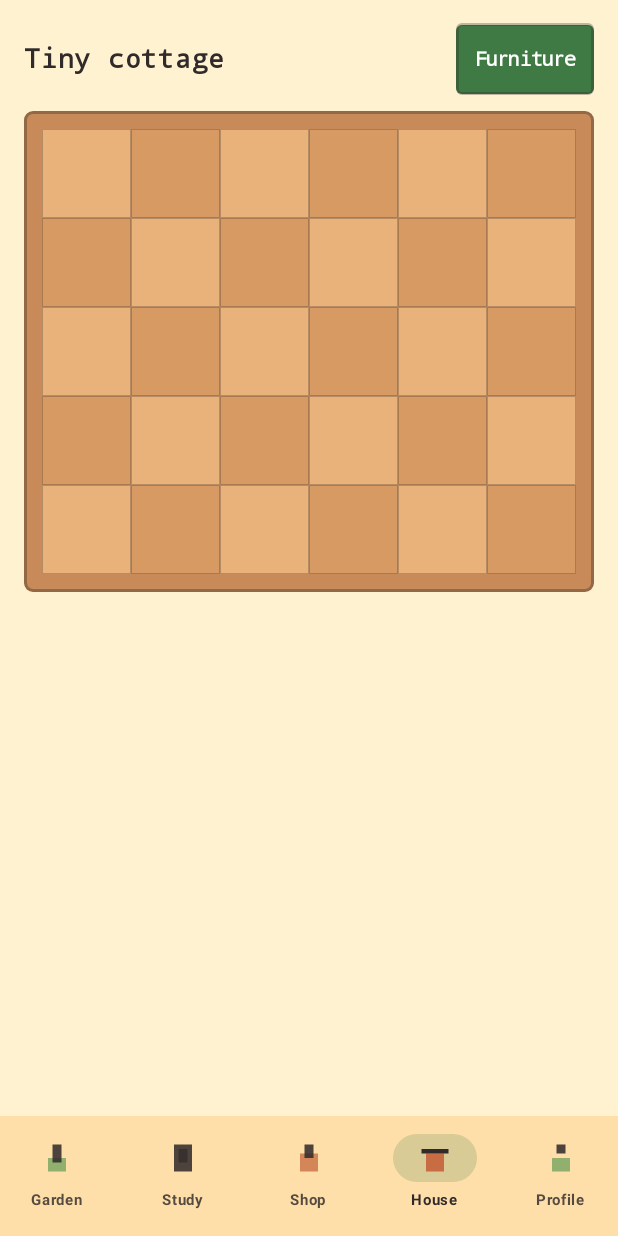
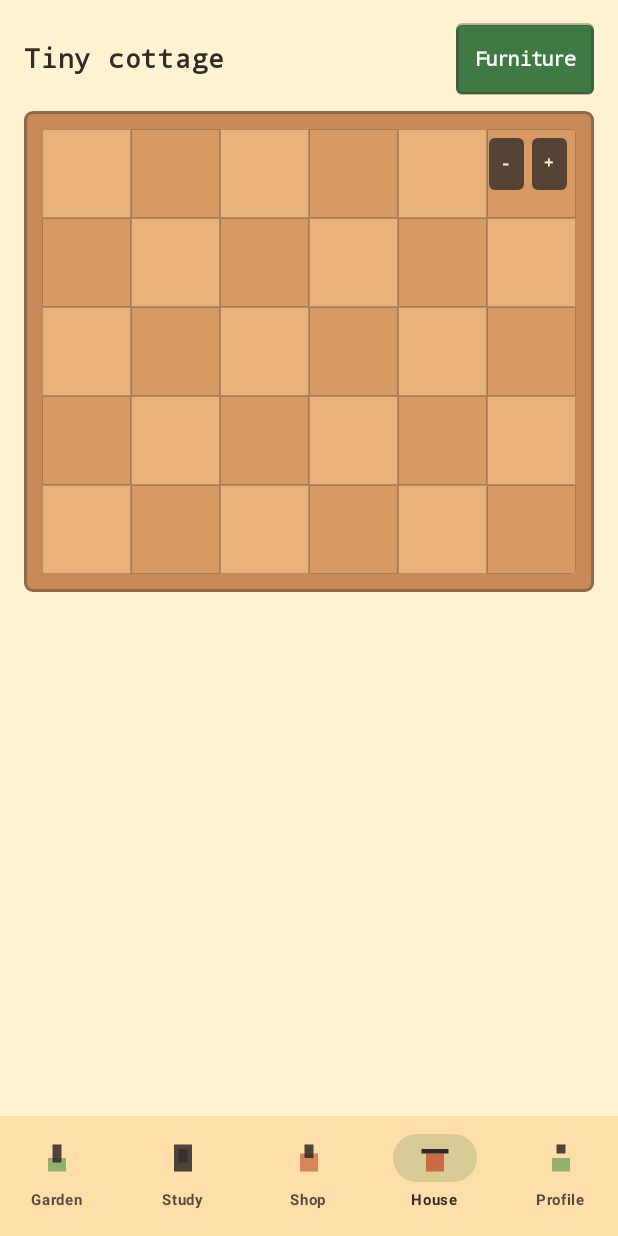
Before and after one commit to emsNikac/Study-Grove, an Android app built with Jetpack Compose: the screen it shows after launch (MainActivity), item 4 of the bottom bar chosen, on a phone screen of 412 x 824 dp. Run offline under Robolectric (Android 15) with nearby library versions, the phone set to English and light mode, and no system bars.

Commit message:
Added zoom effect on the garden and house map;

```diff
--- /dev/null
+++ b/app/src/main/java/com/studygrove/app/ui/components/ZoomableMapViewport.kt
@@ -0,0 +1,182 @@
+package com.studygrove.app.ui.components
+
+import androidx.compose.foundation.background
+import androidx.compose.foundation.clickable
+import androidx.compose.foundation.gestures.awaitEachGesture
+import androidx.compose.foundation.gestures.calculatePan
+import androidx.compose.foundation.gestures.calculateZoom
+import androidx.compose.foundation.layout.Arrangement
+import androidx.compose.foundation.layout.Box
+import androidx.compose.foundation.layout.BoxScope
+import androidx.compose.foundation.layout.BoxWithConstraints
+import androidx.compose.foundation.layout.Row
+import androidx.compose.foundation.layout.aspectRatio
+import androidx.compose.foundation.layout.fillMaxWidth
+import androidx.compose.foundation.layout.padding
+import androidx.compose.foundation.shape.RoundedCornerShape
+import androidx.compose.material3.Text
+import androidx.compose.runtime.Composable
+import androidx.compose.runtime.LaunchedEffect
+import androidx.compose.runtime.getValue
+import androidx.compose.runtime.mutableStateOf
+import androidx.compose.runtime.saveable.rememberSaveable
+import androidx.compose.runtime.setValue
+import androidx.compose.ui.Alignment
+import androidx.compose.ui.Modifier
+import androidx.compose.ui.draw.clip
+import androidx.compose.ui.draw.clipToBounds
+import androidx.compose.ui.geometry.Offset
+import androidx.compose.ui.graphics.Color
+import androidx.compose.ui.graphics.TransformOrigin
+import androidx.compose.ui.graphics.graphicsLayer
+import androidx.compose.ui.input.pointer.PointerEventPass
+import androidx.compose.ui.input.pointer.pointerInput
+import androidx.compose.ui.input.pointer.positionChanged
+import androidx.compose.ui.platform.LocalDensity
+import androidx.compose.ui.text.font.FontFamily
+import androidx.compose.ui.text.font.FontWeight
+import androidx.compose.ui.unit.dp
+import androidx.compose.ui.unit.sp
+import com.studygrove.app.ui.theme.GroveCream
+import com.studygrove.app.ui.theme.GroveInk
+
+@Composable
+fun ZoomableMapViewport(
+    gridWidth: Int,
+    gridHeight: Int,
+    panelColor: Color,
+    modifier: Modifier = Modifier,
+    maxScale: Float = 4f,
+    content: @Composable BoxScope.() -> Unit
+) {
+    var scale by rememberSaveable { mutableStateOf(1f) }
+    var offsetX by rememberSaveable { mutableStateOf(0f) }
+    var offsetY by rememberSaveable { mutableStateOf(0f) }
+    val safeGridWidth = gridWidth.coerceAtLeast(1)
+    val safeGridHeight = gridHeight.coerceAtLeast(1)
+    val viewportAspect = safeGridWidth.toFloat() / safeGridHeight.toFloat()
+
+    LaunchedEffect(safeGridWidth, safeGridHeight) {
+        scale = 1f
+        offsetX = 0f
+        offsetY = 0f
+    }
+
+    PixelPanel(color = panelColor, modifier = modifier) {
+        BoxWithConstraints(Modifier.fillMaxWidth()) {
+            val density = LocalDensity.current
+            val viewportWidthPx = with(density) { maxWidth.toPx() }
+            val viewportHeightPx = viewportWidthPx / viewportAspect
+
+            fun clampOffset(raw: Offset, nextScale: Float): Offset {
+                if (nextScale <= 1.001f) return Offset.Zero
+                val maxX = viewportWidthPx * (nextScale - 1f) / 2f
+                val maxY = viewportHeightPx * (nextScale - 1f) / 2f
+                return Offset(
+                    x = raw.x.coerceIn(-maxX, maxX),
+                    y = raw.y.coerceIn(-maxY, maxY)
+                )
+            }
+
+            fun applyTransform(pan: Offset, zoom: Float) {
+                val oldScale = scale
+                val nextScale = (scale * zoom).coerceIn(1f, maxScale)
+                val scaleDelta = if (oldScale == 0f) 1f else nextScale / oldScale
+                val nextOffset = clampOffset(
+                    raw = Offset(
+                        x = (offsetX + pan.x) * scaleDelta,
+                        y = (offsetY + pan.y) * scaleDelta
+                    ),
+                    nextScale = nextScale
+                )
+                scale = nextScale
+                offsetX = nextOffset.x
+                offsetY = nextOffset.y
+            }
+
+            Box(
+                modifier = Modifier
+                    .fillMaxWidth()
+                    .aspectRatio(viewportAspect)
+                    .clip(RoundedCornerShape(4.dp))
+                    .clipToBounds()
+                    .background(panelColor)
+                    .pointerInput(viewportWidthPx, viewportHeightPx, maxScale) {
+                        awaitEachGesture {
+                            var controllingMap = false
+                            do {
+                                val event = awaitPointerEvent(PointerEventPass.Initial)
+                                val pressedCount = event.changes.count { it.pressed }
+                                val zoom = event.calculateZoom()
+                                val pan = event.calculatePan()
+                                val hasMovement = event.changes.any { it.positionChanged() }
+                                val shouldControlMap = pressedCount > 1 ||
+                                    controllingMap ||
+                                    (scale > 1.01f && pressedCount == 1 && hasMovement)
+
+                                if (shouldControlMap) {
+                                    controllingMap = true
+                                    applyTransform(pan = pan, zoom = zoom)
+                                    event.changes.forEach { change ->
+                                        if (change.pressed) change.consume()
+                                    }
+                                }
+                            } while (event.changes.any { it.pressed })
+                        }
+                    }
+            ) {
+                Box(
+                    modifier = Modifier
+                        .matchParentSize()
+                        .graphicsLayer {
+                            scaleX = scale
+                            scaleY = scale
+                            translationX = offsetX
+                            translationY = offsetY
+                            transformOrigin = TransformOrigin.Center
+                        },
+                    content = content
+                )
+                Row(
+                    modifier = Modifier
+                        .align(Alignment.TopEnd)
+                        .padding(6.dp),
+                    horizontalArrangement = Arrangement.spacedBy(5.dp)
+                ) {
+                    MapZoomButton(text = "-") {
+                        applyTransform(pan = Offset.Zero, zoom = 0.82f)
+                    }
+                    MapZoomButton(text = "+") {
+                        applyTransform(pan = Offset.Zero, zoom = 1.22f)
+                    }
+                    if (scale > 1.01f) {
+                        MapZoomButton(text = "Reset ${"%.1f".format(scale)}x") {
+                            scale = 1f
+                            offsetX = 0f
+                            offsetY = 0f
+                        }
+                    }
+                }
+            }
+        }
+    }
+}
+
+@Composable
+private fun MapZoomButton(text: String, onClick: () -> Unit) {
+    Box(
+        modifier = Modifier
+            .clip(RoundedCornerShape(4.dp))
+            .background(GroveInk.copy(alpha = 0.78f))
+            .clickable(onClick = onClick)
+            .padding(horizontal = 8.dp, vertical = 5.dp)
+    ) {
+        Text(
+            text = text,
+            color = GroveCream,
+            fontSize = 11.sp,
+            fontWeight = FontWeight.Black,
+            fontFamily = FontFamily.Monospace
+        )
+    }
+}
--- a/app/src/main/java/com/studygrove/app/ui/garden/GardenScreen.kt
+++ b/app/src/main/java/com/studygrove/app/ui/garden/GardenScreen.kt
@@ -15,6 +15,7 @@ import androidx.compose.foundation.layout.BoxWithConstraints
 import androidx.compose.foundation.layout.Column
 import androidx.compose.foundation.layout.Row
 import androidx.compose.foundation.layout.Spacer
+import androidx.compose.foundation.layout.fillMaxSize
 import androidx.compose.foundation.layout.fillMaxWidth
 import androidx.compose.foundation.layout.height
 import androidx.compose.foundation.layout.padding
@@ -53,6 +54,7 @@ import com.studygrove.app.ui.components.PixelPanel
 import com.studygrove.app.ui.components.QuestList
 import com.studygrove.app.ui.components.SectionTitle
 import com.studygrove.app.ui.components.StatChip
+import com.studygrove.app.ui.components.ZoomableMapViewport
 import com.studygrove.app.ui.theme.GroveBerry
 import com.studygrove.app.ui.theme.GroveClay
 import com.studygrove.app.ui.theme.GroveCream
@@ -283,8 +285,13 @@ private fun GardenGrid(gameData: GameData, onTileTapped: (Int, Int) -> Unit) {
     val objectsByTile = remember(gameData.garden.objects) {
         gameData.garden.objects.associateBy { it.x to it.y }
     }
-    PixelPanel(color = Color(0xFF9FCB72)) {
-        BoxWithConstraints(modifier = Modifier.fillMaxWidth()) {
+    ZoomableMapViewport(
+        gridWidth = gameData.garden.width,
+        gridHeight = gameData.garden.height,
+        panelColor = Color(0xFF9FCB72),
+        maxScale = 4f
+    ) {
+        BoxWithConstraints(modifier = Modifier.fillMaxSize()) {
             val tileSize = maxWidth / gameData.garden.width
             Column(modifier = Modifier.fillMaxWidth()) {
                 repeat(gameData.garden.height) { y ->
--- a/app/src/main/java/com/studygrove/app/ui/house/HouseScreen.kt
+++ b/app/src/main/java/com/studygrove/app/ui/house/HouseScreen.kt
@@ -8,6 +8,7 @@ import androidx.compose.foundation.layout.Box
 import androidx.compose.foundation.layout.BoxWithConstraints
 import androidx.compose.foundation.layout.Column
 import androidx.compose.foundation.layout.Row
+import androidx.compose.foundation.layout.fillMaxSize
 import androidx.compose.foundation.layout.fillMaxWidth
 import androidx.compose.foundation.layout.padding
 import androidx.compose.foundation.layout.size
@@ -34,6 +35,7 @@ import com.studygrove.app.ui.components.HouseObjectSprite
 import com.studygrove.app.ui.components.PixelButton
 import com.studygrove.app.ui.components.PixelPanel
 import com.studygrove.app.ui.components.SectionTitle
+import com.studygrove.app.ui.components.ZoomableMapViewport
 import com.studygrove.app.ui.inventory.HouseInventoryPanel
 import com.studygrove.app.ui.theme.GroveBerry
 import com.studygrove.app.ui.theme.GroveInk
@@ -93,8 +95,13 @@ fun HouseScreen(
 private fun HouseGrid(gameData: GameData, onTileTapped: (Int, Int) -> Unit) {
     val haptic = LocalHapticFeedback.current
     val objectsByTile = remember(gameData.house.objects) { gameData.house.objects.associateBy { it.x to it.y } }
-    PixelPanel(color = Color(0xFFC88A58)) {
-        BoxWithConstraints(Modifier.fillMaxWidth()) {
+    ZoomableMapViewport(
+        gridWidth = gameData.house.width,
+        gridHeight = gameData.house.height,
+        panelColor = Color(0xFFC88A58),
+        maxScale = 3.5f
+    ) {
+        BoxWithConstraints(Modifier.fillMaxSize()) {
             val tileSize = maxWidth / gameData.house.width
             Column(Modifier.fillMaxWidth()) {
                 repeat(gameData.house.height) { y ->
```
